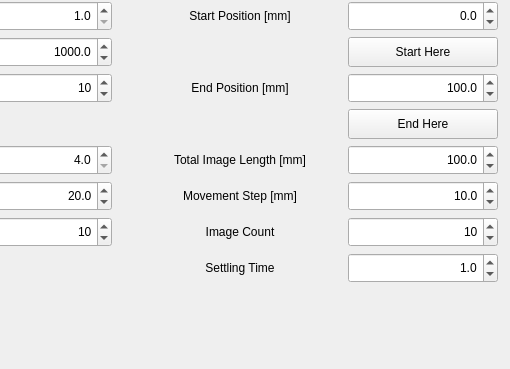
Qt form Applications/relax2/ui/parameters.ui (OpenMRI/ocra) before a commit; both pictures show x 640 to 1150 and y 401 to 770 of the 1150 by 770 pixel window.
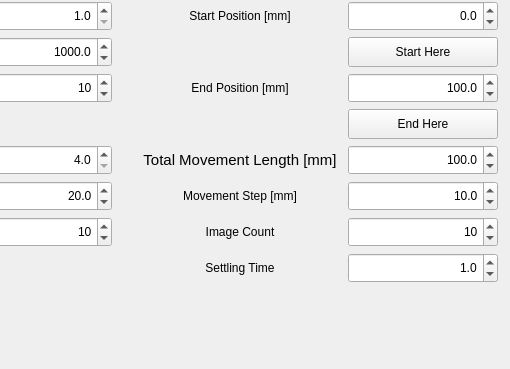
The same form after that commit.

```diff
--- a/Applications/relax2/ui/parameters.ui
+++ b/Applications/relax2/ui/parameters.ui
@@ -2296,8 +2296,13 @@
         <height>30</height>
        </size>
       </property>
+      <property name="font">
+       <font>
+        <pointsize>11</pointsize>
+       </font>
+      </property>
       <property name="text">
-       <string>Total Image Length [mm]</string>
+       <string>Total Movement Length [mm]</string>
       </property>
       <property name="alignment">
        <set>Qt::AlignCenter</set>
```
